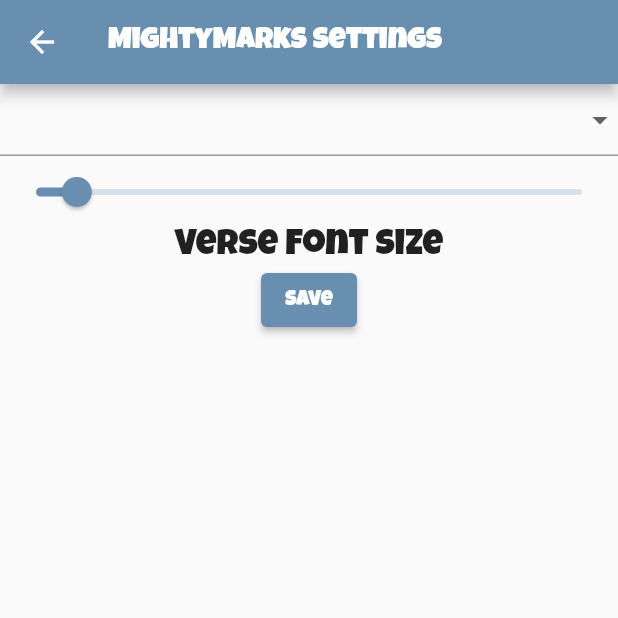
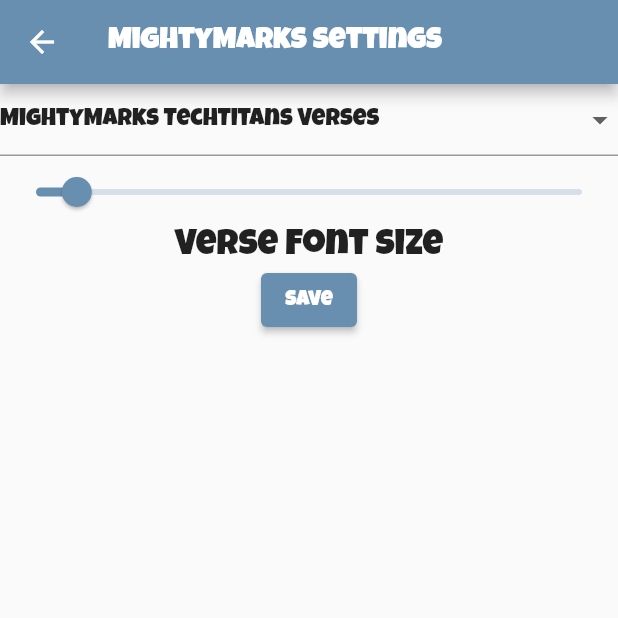
Before and after one commit to digitaleagle/mightymarks-kids, a Flutter app: the screen it shows after launch, after a tap on the "settings" icon, on a phone screen of 412 x 824 dp, the top half of it. Run offline on Flutter 3.47's test engine with Material 2 defaults, Android fonts, the phone set to English and light mode, and no system bars; our stand-ins replace flutter_svg, shared_preferences.

Commit message:
Multiple Verse lists

```diff
--- a/lib/data/game_state.dart
+++ b/lib/data/game_state.dart
@@ -131,4 +131,8 @@
       listener();
     }
   }
+
+  refreshVerseList() {
+    verses = VerseList();
+  }
 }
--- a/lib/data/verse_list.dart
+++ b/lib/data/verse_list.dart
@@ -1,20 +1,72 @@
 import 'package:mighty_marks_kids/data/verse.dart';
+import 'package:mighty_marks_kids/data/globals.dart' as globals;
 
 class VerseList {
   List<Verse> list = [];
 
   VerseList() {
-    list.add(Verse("The light of the body is the eye: therefore when thine eye is single, thy whole body also is full of light; but when thine eye is evil, thy body also is full of darkness. (Luke 11:34)"));
-    list.add(Verse("Moreover it is required in stewards, that a man be found faithful. (I Corinthians 4:2)"));
-    list.add(Verse("Let your light so shine before men, that they may see your good works, and glorify your Father which is in heaven. (Matthew 5:16)"));
-    list.add(Verse("Set a watch, O LORD, before my mouth; keep the door of my lips. (Psalms 141:3)"));
-    list.add(Verse("And have no fellowship with the unfruitful works of darkness, but rather reprove them. (Ephesians 5:11)"));
-    list.add(Verse("Beware lest any man spoil you through philosophy and vain deceit, after the tradition of men, after the rudiments of the world, and not after Christ. (Colossians 2:8)"));
-    list.add(Verse("Beloved, believe not every spirit, but try the spirits whether they are of God: because many false prophets are gone out into the world. (I John 4:1)"));
-    list.add(Verse("See then that ye walk circumspectly, not as fools, but as wise, Redeeming the time, because the days are evil. (Ephesians 5:15-16)"));
-    list.add(Verse("Bear ye one another’s burdens, and so fulfil the law of Christ. (Galatians 6:2)"));
-    list.add(Verse("Because that which may be known of God is manifest in them; for God hath shewed it unto them. (Romans 1:19)"));
-    list.add(Verse("Obey them that have the rule over you, and submit yourselves: for they watch for your souls, as they that must give account, that they may do it with joy, and not with grief: for that is unprofitable for you. (Hebrews 13:17)"));
-    list.add(Verse("For all the law is fulfilled in one word, even in this; Thou shalt love thy neighbour as thyself. (Galatians 5:14)"));
+    switch (globals.settings.VerseList) {
+      case 'Glimmers Verses':
+        list.add(Verse(
+            "The light of the body is the eye: (Luke 11:34a)"));
+        list.add(Verse(
+            "Moreover it is required in stewards, that a man be found faithful. (I Corinthians 4:2)"));
+        list.add(Verse(
+            "Let your light so shine before men, (Matthew 5:16a)"));
+        list.add(Verse(
+            "Set a watch, O LORD, before my mouth; (Psalms 141:3a)"));
+        list.add(Verse(
+            "have no fellowship with darkness, (Ephesians 5:11)"));
+        list.add(Verse(
+            "Beware lest any man spoil you  (Colossians 2:8a)"));
+        list.add(Verse(
+            "Beloved, believe not every spirit (I John 4:1a)"));
+        list.add(Verse(
+            "Redeeming the time (Ephesians 5:16a)"));
+        list.add(Verse(
+            "Bear ye one another’s burdens (Galatians 6:2)"));
+        list.add(Verse(
+            "follow after the things which make for peace (Romans 14:19)"));
+        list.add(Verse(
+            "Obey them that have the rule over you (Hebrews 13:17)"));
+        list.add(Verse(
+            "Thou shalt love thy neighbour as thyself. (Galatians 5:14)"));
+        break;
+      case 'Demo Verses':
+        list.add(Verse(
+          "For God so loved the world, that he gave his only begotten Son, that whosoever believeth in him should not perish, but have everlasting life. (John 3:16)"
+        ));
+        list.add(Verse(
+          "Jesus wept. (John 11:35)"
+        ));
+        break;
+      case 'MightyMarks TechTitans Verses':
+      default:
+        list.add(Verse(
+            "The light of the body is the eye: therefore when thine eye is single, thy whole body also is full of light; but when thine eye is evil, thy body also is full of darkness. (Luke 11:34)"));
+        list.add(Verse(
+            "Moreover it is required in stewards, that a man be found faithful. (I Corinthians 4:2)"));
+        list.add(Verse(
+            "Let your light so shine before men, that they may see your good works, and glorify your Father which is in heaven. (Matthew 5:16)"));
+        list.add(Verse(
+            "Set a watch, O LORD, before my mouth; keep the door of my lips. (Psalms 141:3)"));
+        list.add(Verse(
+            "And have no fellowship with the unfruitful works of darkness, but rather reprove them. (Ephesians 5:11)"));
+        list.add(Verse(
+            "Beware lest any man spoil you through philosophy and vain deceit, after the tradition of men, after the rudiments of the world, and not after Christ. (Colossians 2:8)"));
+        list.add(Verse(
+            "Beloved, believe not every spirit, but try the spirits whether they are of God: because many false prophets are gone out into the world. (I John 4:1)"));
+        list.add(Verse(
+            "See then that ye walk circumspectly, not as fools, but as wise, Redeeming the time, because the days are evil. (Ephesians 5:15-16)"));
+        list.add(Verse(
+            "Bear ye one another’s burdens, and so fulfil the law of Christ. (Galatians 6:2)"));
+        list.add(Verse(
+            "Let us therefore follow after the things which make for peace, and things wherewith one may edify another. (Romans 14:19)"));
+        list.add(Verse(
+            "Obey them that have the rule over you, and submit yourselves: for they watch for your souls, as they that must give account, that they may do it with joy, and not with grief: for that is unprofitable for you. (Hebrews 13:17)"));
+        list.add(Verse(
+            "For all the law is fulfilled in one word, even in this; Thou shalt love thy neighbour as thyself. (Galatians 5:14)"));
+        break;
+    }
   }
 }
--- a/lib/ui/home_page.dart
+++ b/lib/ui/home_page.dart
@@ -1,7 +1,12 @@
 import 'package:flutter/material.dart';
 import 'package:mighty_marks_kids/data/game_state.dart';
 
-class HomePage extends StatelessWidget {
+class HomePage extends StatefulWidget {
+  @override
+  State<HomePage> createState() => _HomePageState();
+}
+
+class _HomePageState extends State<HomePage> {
   @override
   Widget build(BuildContext context) {
     GameState state = GameState();
@@ -12,7 +17,11 @@
         actions: <Widget>[
           IconButton(
               onPressed: () {
-                Navigator.pushNamed(context, "/settings");
+                Navigator.pushNamed(context, "/settings").then((value) {
+                  setState(() {
+                    print("refreshing");
+                  });
+                });
               },
               icon: const Icon(Icons.settings))
         ],
--- a/lib/ui/settings_page.dart
+++ b/lib/ui/settings_page.dart
@@ -1,4 +1,5 @@
 import 'package:flutter/material.dart';
+import 'package:mighty_marks_kids/data/game_state.dart';
 import 'package:mighty_marks_kids/data/globals.dart' as globals;
 
 class SettingsPage extends StatefulWidget {
@@ -9,6 +10,7 @@
 class _SettingsPageState extends State<SettingsPage> {
   final _formKey = GlobalKey<FormState>();
   double _fontSize = globals.settings.FontSize;
+  String _verseList = globals.settings.VerseList;
 
   @override
   Widget build(BuildContext context) {
@@ -24,7 +26,12 @@
                 items: <String>['MightyMarks TechTitans Verses','Glimmers Verses','Demo Verses'].map((String value) {
                   return DropdownMenuItem<String>(value: value, child: Text(value));
                 }).toList(),
-                onChanged: (_){},
+                onChanged: (newValue){
+                  if(newValue != null) {
+                    _verseList = newValue;
+                  }
+                },
+              value: _verseList,
             ),
             Slider(
                 value: _fontSize,
@@ -47,6 +54,10 @@
                   const SnackBar(content: Text("Saving..."))
                 );
                 globals.settings.FontSize = _fontSize;
+                if(globals.settings.VerseList != _verseList) {
+                  globals.settings.VerseList = _verseList;
+                  GameState().refreshVerseList();
+                }
                 globals.settings.save();
                 Navigator.pop(context);
               }
```
